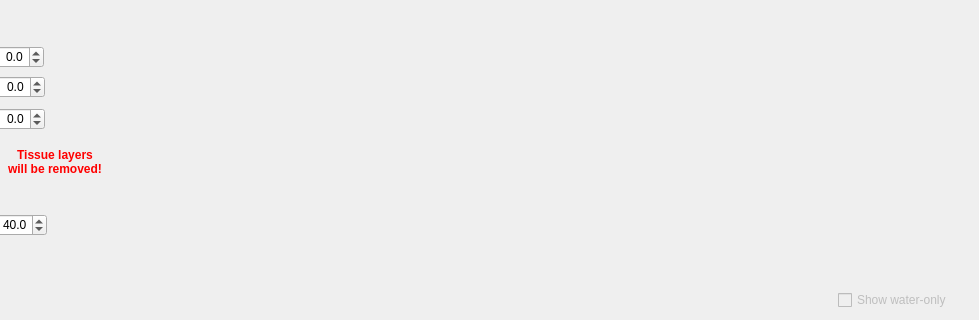
This is BabelBrain/Babel_SingleTx/form.ui in ProteusMRIgHIFU/BabelBrain as Qt 5 draws it before an edit; both pictures show x 247 to 1226 and y 153 to 473 of the 1226 by 473 pixel window. The edited form follows.
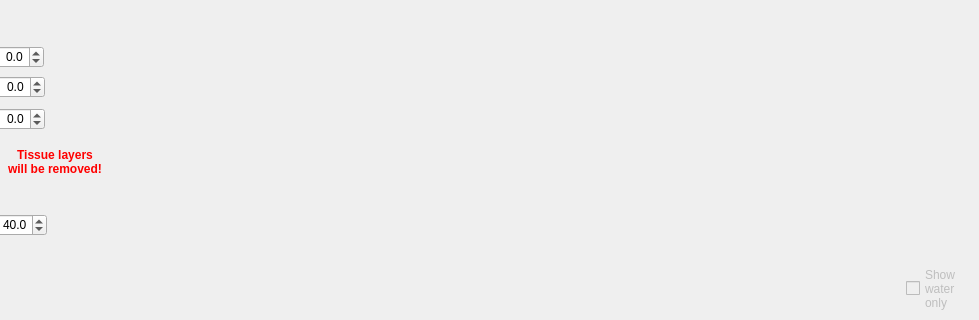
This is the edited form.

Commit message: Addressed issue #25 - implemented scroll bars widget for step 2 subplots for all transducer types

```diff
--- a/BabelBrain/Babel_SingleTx/form.ui
+++ b/BabelBrain/Babel_SingleTx/form.ui
@@ -165,7 +165,7 @@
      <x>343</x>
      <y>30</y>
      <width>868</width>
-     <height>400</height>
+     <height>381</height>
     </rect>
    </property>
   </widget>
@@ -422,22 +422,6 @@
     <double>40.000000000000000</double>
    </property>
   </widget>
-  <widget class="QCheckBox" name="ShowWaterResultscheckBox">
-   <property name="enabled">
-    <bool>false</bool>
-   </property>
-   <property name="geometry">
-    <rect>
-     <x>1085</x>
-     <y>443</y>
-     <width>124</width>
-     <height>20</height>
-    </rect>
-   </property>
-   <property name="text">
-    <string>Show water-only</string>
-   </property>
-  </widget>
   <widget class="QLabel" name="LabelTissueRemoved">
    <property name="geometry">
     <rect>
@@ -463,6 +447,34 @@
     <set>Qt::AlignCenter</set>
    </property>
   </widget>
+  <widget class="QWidget" name="IsppaScrollBars" native="true">
+   <property name="geometry">
+    <rect>
+     <x>405</x>
+     <y>410</y>
+     <width>730</width>
+     <height>61</height>
+    </rect>
+   </property>
+  </widget>
+  <widget class="QCheckBox" name="ShowWaterResultscheckBox">
+   <property name="enabled">
+    <bool>false</bool>
+   </property>
+   <property name="geometry">
+    <rect>
+     <x>1153</x>
+     <y>416</y>
+     <width>71</width>
+     <height>51</height>
+    </rect>
+   </property>
+   <property name="text">
+    <string>Show
+water
+only</string>
+   </property>
+  </widget>
  </widget>
  <resources/>
  <connections/>
```
The commit also changes 9 other files.
